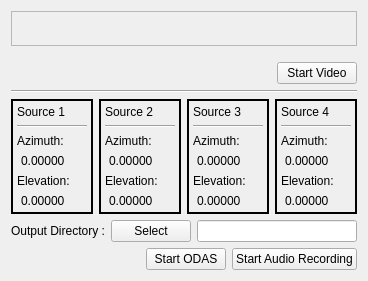
First picture: the form in src/app/gui/conference.ui, repository introlab/rendezvous, before the edit.
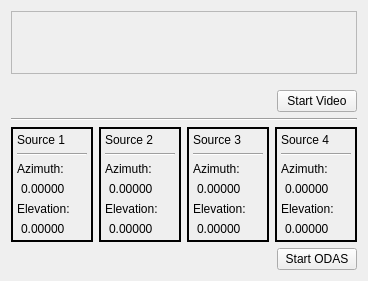
Second picture: the form after the edit.

Patch:
```diff
--- a/src/app/gui/conference.ui
+++ b/src/app/gui/conference.ui
@@ -417,25 +417,7 @@
       </layout>
      </item>
      <item>
-      <layout class="QHBoxLayout" name="horizontalLayout_3">
-       <item>
-        <widget class="QLabel" name="label">
-         <property name="text">
-          <string>Output Directory :</string>
-         </property>
-        </widget>
-       </item>
-       <item>
-        <widget class="QPushButton" name="btnSelectOutputFolder">
-         <property name="text">
-          <string>Select</string>
-         </property>
-        </widget>
-       </item>
-       <item>
-        <widget class="QLineEdit" name="outputFolder"/>
-       </item>
-      </layout>
+      <layout class="QHBoxLayout" name="horizontalLayout_3"/>
      </item>
      <item>
       <layout class="QHBoxLayout" name="horizontalLayout">
@@ -475,19 +457,6 @@
          </property>
         </widget>
        </item>
-       <item>
-        <widget class="QPushButton" name="btnStartStopAudioRecord">
-         <property name="text">
-          <string>Start Audio Recording</string>
-         </property>
-         <property name="checkable">
-          <bool>false</bool>
-         </property>
-         <property name="checked">
-          <bool>false</bool>
-         </property>
-        </widget>
-       </item>
       </layout>
      </item>
     </layout>
```
